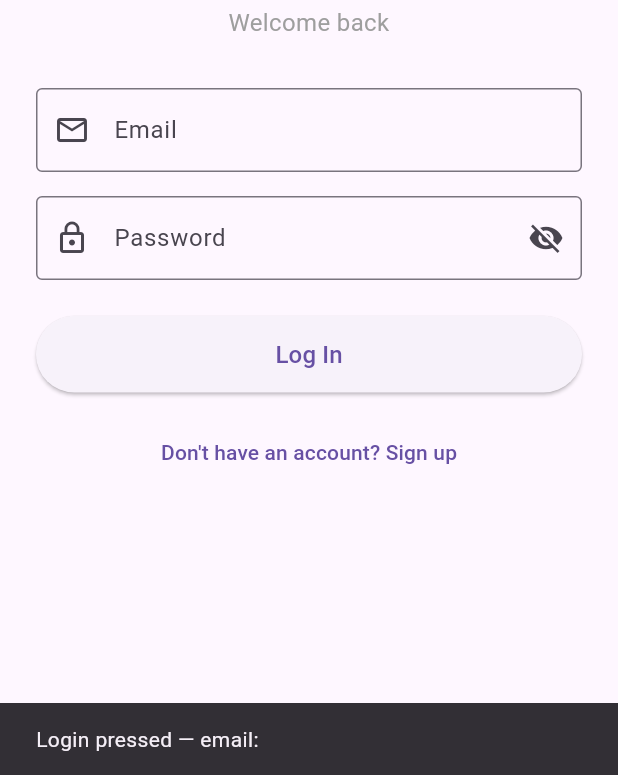
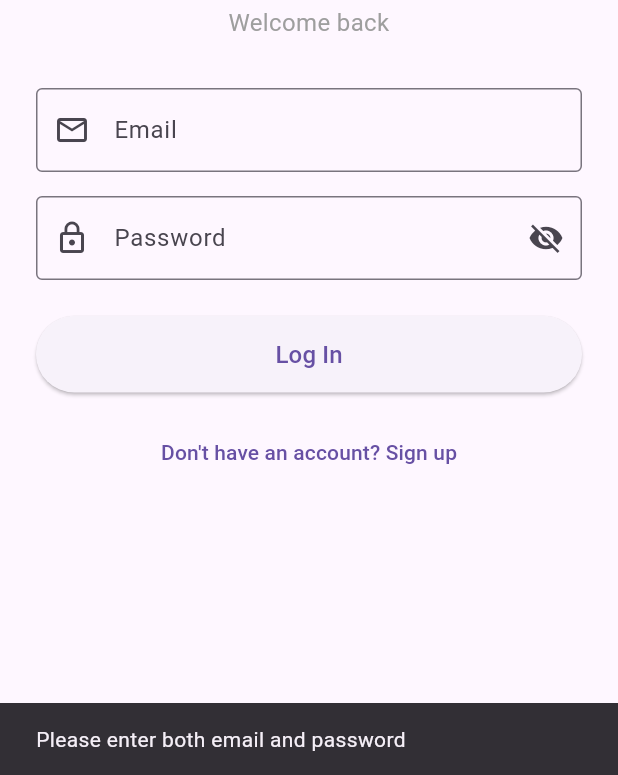
Before and after one commit to ishmalazhar17/clawdbot_app, a Flutter app: the screen it shows after launch, after a tap on "Log In", on a phone screen of 412 x 824 dp, the part 461-1236 px from its top. Run offline on Flutter 3.47's test engine with Material 3 defaults, Android fonts, the phone set to English and light mode, and no system bars; our stand-ins replace flutter_local_notifications, flutter_secure_storage, flutter_tts, geolocator, permission_handler, shared_preferences and 3 more; accounts and stored records are empty.

Commit message:
Wire Login screen to call /auth/login via AuthService (Phase 2, Sep 19 task)

```diff
--- a/lib/screens/login_screen.dart
+++ b/lib/screens/login_screen.dart
@@ -1,13 +1,15 @@
 // =====================================================================
 // login_screen.dart — the Login screen UI.
 //
-// TODAY (Sep 17) this is just the LAYOUT — text fields and a button.
-// It doesn't talk to the backend yet. That wiring happens on Sep 19
-// per the Phase 2 schedule, once Person A's /auth/login endpoint and
-// flutter_secure_storage are both ready.
+// UPDATED Sep 19: now actually calls AuthService.login(), which hits
+// the backend's /auth/login endpoint and saves the returned token
+// using flutter_secure_storage. On success, navigates to the main
+// app (HomeNavigation). On failure, shows the real error message
+// from the backend instead of the old placeholder snackbar.
 // =====================================================================
 
 import 'package:flutter/material.dart';
+import '../auth_service.dart';
 
 class LoginScreen extends StatefulWidget {
   const LoginScreen({super.key});
@@ -17,29 +19,60 @@ class LoginScreen extends StatefulWidget {
 }
 
 class _LoginScreenState extends State<LoginScreen> {
-  // Controllers let us READ whatever the user types into these boxes.
   final TextEditingController _emailController = TextEditingController();
   final TextEditingController _passwordController = TextEditingController();
 
-  // Hides/shows the password as dots vs plain text.
   bool _obscurePassword = true;
 
-  // Placeholder for now — Sep 19 will replace this with a real call
-  // to Person A's /auth/login endpoint.
-  void _handleLoginPressed() {
-    final email = _emailController.text;
+  // NEW: tracks whether a login request is currently in progress, so
+  // we can show a spinner and disable the button (stops the user from
+  // tapping Login multiple times while waiting for the server).
+  bool _isLoading = false;
+
+  Future<void> _handleLoginPressed() async {
+    final email = _emailController.text.trim();
     final password = _passwordController.text;
-    // TEMPORARY: just shows what was typed, so we can confirm the
-    // screen works before any backend wiring exists.
-    ScaffoldMessenger.of(context).showSnackBar(
-      SnackBar(content: Text('Login pressed — email: $email')),
-    );
+
+    // Basic validation BEFORE calling the backend — no point making a
+    // network request for obviously-empty fields.
+    if (email.isEmpty || password.isEmpty) {
+      ScaffoldMessenger.of(context).showSnackBar(
+        const SnackBar(content: Text('Please enter both email and password')),
+      );
+      return;
+    }
+
+    setState(() {
+      _isLoading = true;
+    });
+
+    final result = await AuthService.instance.login(email, password);
+
+    // IMPORTANT: after an "await", always check "mounted" before
+    // touching context/setState. If the user navigated away or the
+    // widget was disposed while we were waiting on the network call,
+    // this screen might not exist anymore — using its context would
+    // crash the app.
+    if (!mounted) return;
+
+    setState(() {
+      _isLoading = false;
+    });
+
+    if (result['success'] == true) {
+      // Login worked — go to the main app. pushReplacementNamed (not
+      // pushNamed) so the user can't tap "back" and land on the
+      // Login screen again after logging in.
+      Navigator.of(context).pushReplacementNamed('/home');
+    } else {
+      ScaffoldMessenger.of(context).showSnackBar(
+        SnackBar(content: Text(result['error'] ?? 'Login failed')),
+      );
+    }
   }
 
   @override
   void dispose() {
-    // Always clean up controllers when the screen is closed, to avoid
-    // memory leaks.
     _emailController.dispose();
     _passwordController.dispose();
     super.dispose();
@@ -72,10 +105,10 @@ class _LoginScreenState extends State<LoginScreen> {
                   ),
                   const SizedBox(height: 32),
 
-                  // ---- Email field ----
                   TextField(
                     controller: _emailController,
                     keyboardType: TextInputType.emailAddress,
+                    enabled: !_isLoading,
                     decoration: const InputDecoration(
                       labelText: 'Email',
                       prefixIcon: Icon(Icons.email_outlined),
@@ -84,10 +117,10 @@ class _LoginScreenState extends State<LoginScreen> {
                   ),
                   const SizedBox(height: 16),
 
-                  // ---- Password field ----
                   TextField(
                     controller: _passwordController,
                     obscureText: _obscurePassword,
+                    enabled: !_isLoading,
                     decoration: InputDecoration(
                       labelText: 'Password',
                       prefixIcon: const Icon(Icons.lock_outline),
@@ -109,22 +142,32 @@ class _LoginScreenState extends State<LoginScreen> {
                   const SizedBox(height: 24),
 
                   // ---- Login button ----
+                  // Shows a spinner instead of text while loading, and
+                  // onPressed is null (disabled) while loading.
                   ElevatedButton(
                     style: ElevatedButton.styleFrom(
                       padding: const EdgeInsets.symmetric(vertical: 14),
                     ),
-                    onPressed: _handleLoginPressed,
-                    child: const Text('Log In', style: TextStyle(fontSize: 16)),
+                    onPressed: _isLoading ? null : _handleLoginPressed,
+                    child: _isLoading
+                        ? const SizedBox(
+                            height: 20,
+                            width: 20,
+                            child: CircularProgressIndicator(
+                              strokeWidth: 2,
+                              color: Colors.white,
+                            ),
+                          )
+                        : const Text('Log In', style: TextStyle(fontSize: 16)),
                   ),
                   const SizedBox(height: 16),
 
-                  // ---- Link to Signup screen ----
-                  // NOTE: this navigation will be wired up once
-                  // signup_screen.dart also exists (see below).
                   TextButton(
-                    onPressed: () {
-                      Navigator.of(context).pushNamed('/signup');
-                    },
+                    onPressed: _isLoading
+                        ? null
+                        : () {
+                            Navigator.of(context).pushNamed('/signup');
+                          },
                     child: const Text("Don't have an account? Sign up"),
                   ),
                 ],
```
